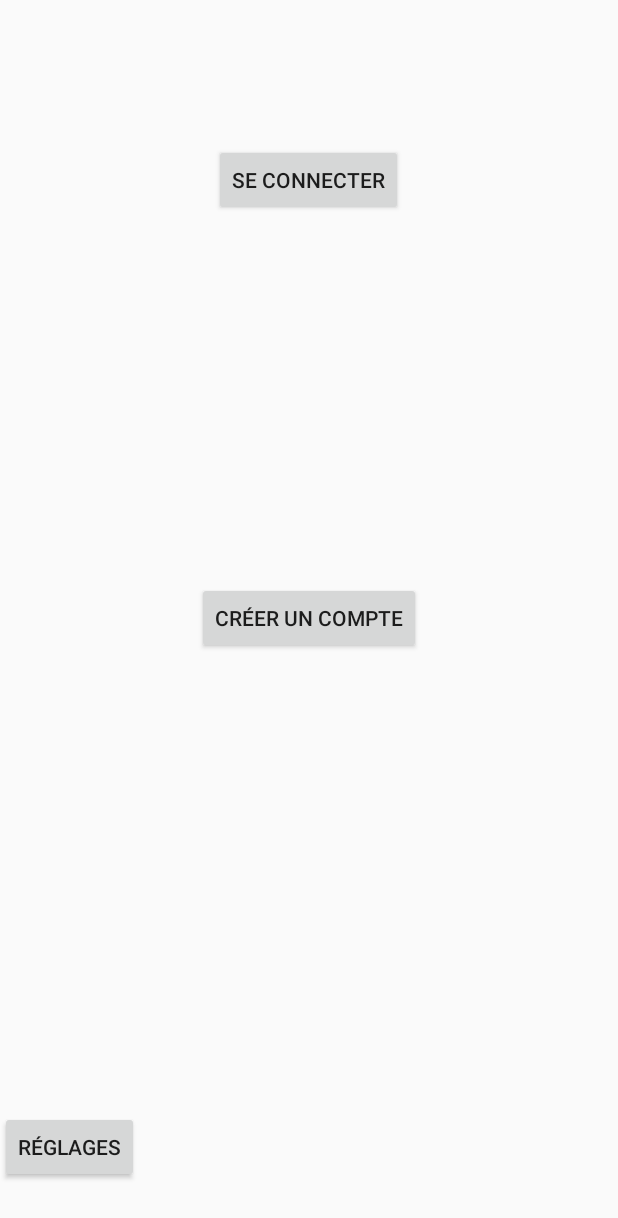
After one commit to Ektoplasma/WakeMeUp, an Android app: the layout activity_sign.xml on its own in the app's theme, with its tools: preview values and no code run, on a phone screen of 412 x 824 dp. The commit adds this screen. Shown: the top 1218 px of the screen. Run offline under Robolectric (Android 15) with nearby library versions, the phone set to English and light mode, and no system bars; network calls fail.

Commit message:
début  interface création/connexion compte

```diff
--- a/app/src/main/java/com/wakemeup/ektoplasma/valou/wakemeup/UsersAdapter.java
+++ b/app/src/main/java/com/wakemeup/ektoplasma/valou/wakemeup/UsersAdapter.java
@@ -134,4 +134,5 @@ public class UsersAdapter extends BaseExpandableListAdapter {
         notifyDataSetChanged();
     }
 
+
 }
--- /dev/null
+++ b/app/src/main/res/layout/activity_sign.xml
@@ -0,0 +1,34 @@
+<?xml version="1.0" encoding="utf-8"?>
+<RelativeLayout xmlns:android="http://schemas.android.com/apk/res/android"
+    android:orientation="vertical" android:layout_width="match_parent"
+    android:layout_height="match_parent">
+
+
+    <Button
+        android:layout_width="wrap_content"
+        android:layout_height="wrap_content"
+        android:text="Se connecter"
+        android:id="@+id/ButtonLogin"
+        android:layout_alignParentTop="true"
+        android:layout_centerHorizontal="true"
+        android:layout_marginTop="96dp" />
+
+    <Button
+        android:layout_width="wrap_content"
+        android:layout_height="wrap_content"
+        android:text="Créer un compte"
+        android:id="@+id/ButtonRegister"
+        android:layout_centerVertical="true"
+        android:layout_centerHorizontal="true" />
+
+    <Button
+        style="?android:attr/buttonStyleSmall"
+        android:layout_width="wrap_content"
+        android:layout_height="wrap_content"
+        android:text="Réglages"
+        android:id="@+id/ButtonSettings"
+        android:layout_alignParentBottom="true"
+        android:layout_alignParentLeft="true"
+        android:layout_alignParentStart="true"
+        android:layout_marginBottom="35dp" />
+</RelativeLayout>
--- a/app/src/main/res/values/strings.xml
+++ b/app/src/main/res/values/strings.xml
@@ -2,8 +2,8 @@
     <string name="app_name">WakeMeUp</string>
     <string name="action_settings">Settings</string>
     <string name="section_format">Hello World from section: %1$d</string>
-    <!--<string name="hostname_server">10.0.2.2</string>-->
-    <string name="hostname_server">192.168.45.72</string>
+    <string name="hostname_server">10.0.2.2</string>
+    <!--<string name="hostname_server">192.168.45.72</string>-->
 
     <string name="menu_settings">Settings</string>
     <string name="title_activity_main">MainActivity</string>
```
Also changed, not shown: app/src/main/java/com/wakemeup/ektoplasma/valou/wakemeup/LoginActivity.java (added, +21 -0 lines), app/src/main/java/com/wakemeup/ektoplasma/valou/wakemeup/RegisterActivity.java (added, +20 -0 lines), app/src/main/java/com/wakemeup/ektoplasma/valou/wakemeup/SignActivity.java (added, +54 -0 lines).
